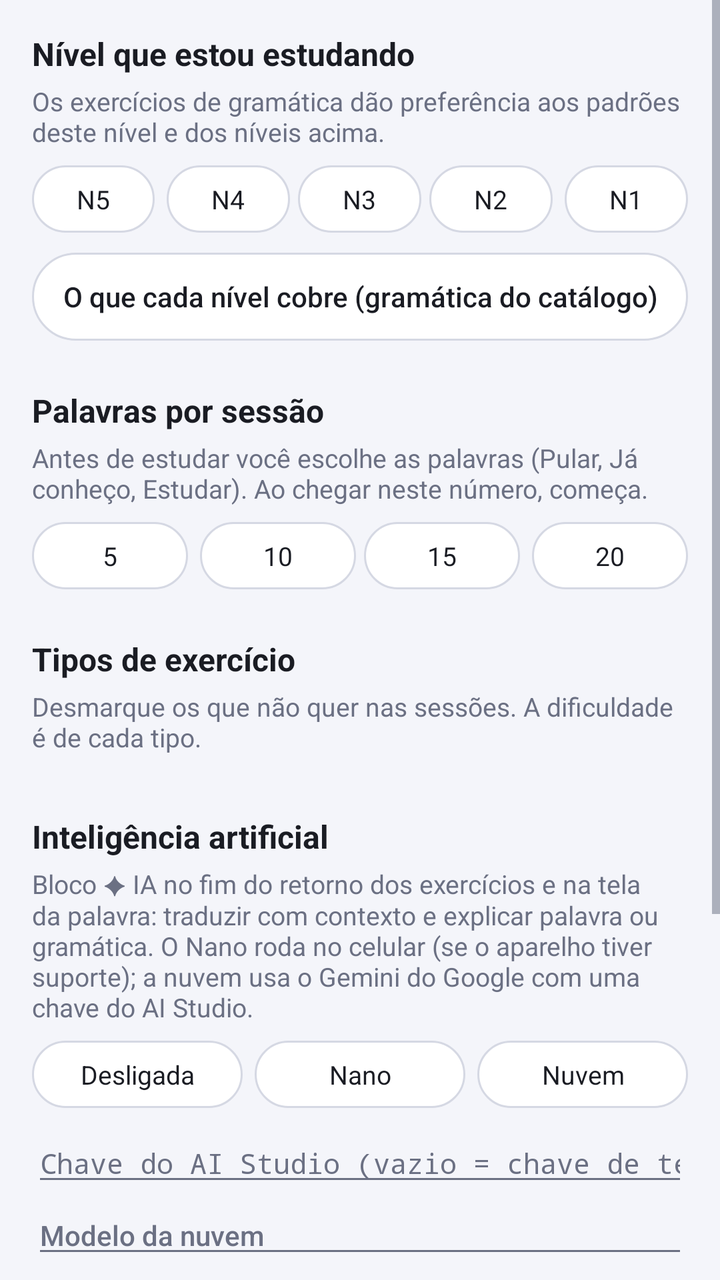
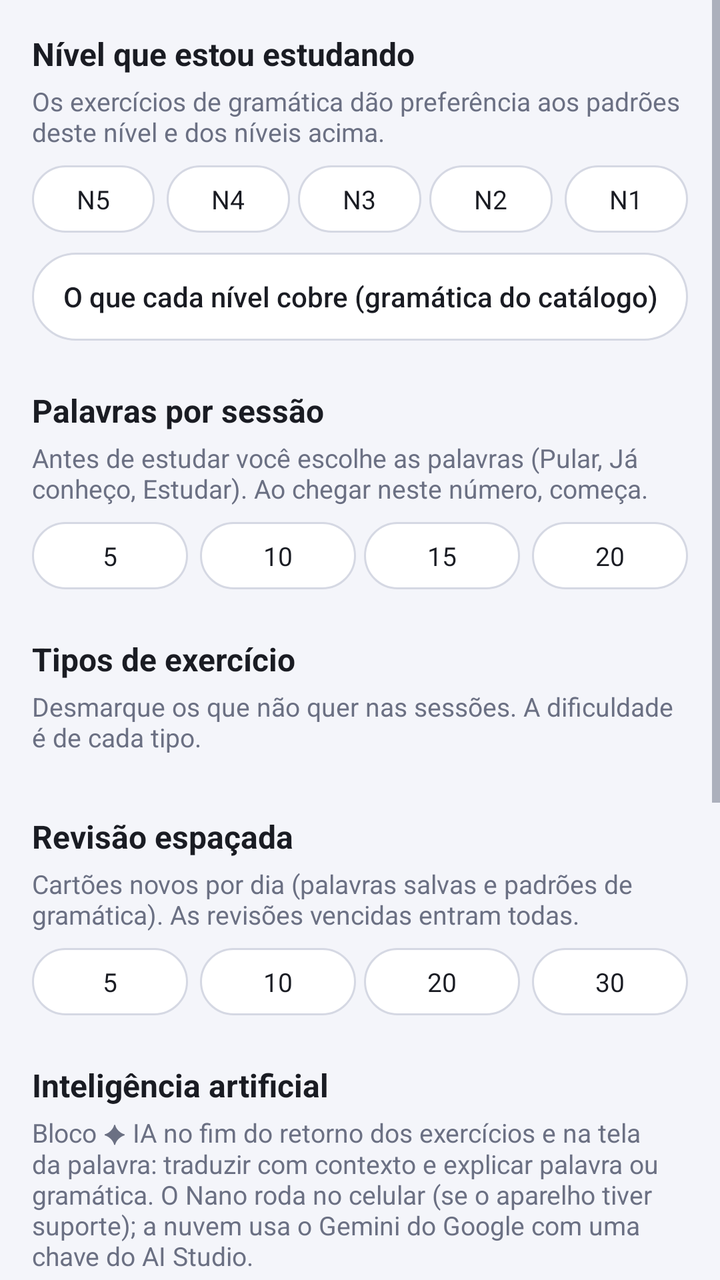

Two renders of the same Android screen: before a commit and after it. Below are the layout's source before the change and the commit's diff.
<!-- AndroidManifest.xml: application theme Theme.LegendaJP -->
<!-- res/layout/activity_settings.xml -->
<?xml version="1.0" encoding="utf-8"?>
<ScrollView xmlns:android="http://schemas.android.com/apk/res/android"
    android:layout_width="match_parent"
    android:layout_height="match_parent">

    <LinearLayout
        android:layout_width="match_parent"
        android:layout_height="wrap_content"
        android:orientation="vertical"
        android:padding="16dp">

        <TextView
            android:layout_width="match_parent"
            android:layout_height="wrap_content"
            android:text="Nível que estou estudando"
            android:textColor="@color/text"
            android:textSize="16sp"
            android:textStyle="bold" />

        <TextView
            android:layout_width="match_parent"
            android:layout_height="wrap_content"
            android:layout_marginTop="4dp"
            android:text="Os exercícios de gramática dão preferência aos padrões deste nível e dos níveis acima."
            android:textColor="@color/text_secondary"
            android:textSize="13sp" />

        <RadioGroup
            android:id="@+id/levels"
            android:layout_width="match_parent"
            android:layout_height="wrap_content"
            android:layout_marginTop="8dp"
            android:orientation="horizontal">

            <RadioButton android:id="@+id/n5" style="@style/Chip" android:layout_width="0dp" android:layout_height="wrap_content" android:layout_weight="1" android:layout_marginEnd="4dp" android:text="N5" />
            <RadioButton android:id="@+id/n4" style="@style/Chip" android:layout_width="0dp" android:layout_height="wrap_content" android:layout_weight="1" android:layout_marginStart="2dp" android:layout_marginEnd="2dp" android:text="N4" />
            <RadioButton android:id="@+id/n3" style="@style/Chip" android:layout_width="0dp" android:layout_height="wrap_content" android:layout_weight="1" android:layout_marginStart="2dp" android:layout_marginEnd="2dp" android:text="N3" />
            <RadioButton android:id="@+id/n2" style="@style/Chip" android:layout_width="0dp" android:layout_height="wrap_content" android:layout_weight="1" android:layout_marginStart="2dp" android:layout_marginEnd="2dp" android:text="N2" />
            <RadioButton android:id="@+id/n1" style="@style/Chip" android:layout_width="0dp" android:layout_height="wrap_content" android:layout_weight="1" android:layout_marginStart="4dp" android:text="N1" />
        </RadioGroup>

        <Button
            android:id="@+id/btnLevelInfo"
            style="@style/Button.Outline"
            android:layout_width="match_parent"
            android:layout_height="wrap_content"
            android:layout_marginTop="10dp"
            android:text="O que cada nível cobre (gramática do catálogo)" />

        <TextView
            android:layout_width="match_parent"
            android:layout_height="wrap_content"
            android:layout_marginTop="24dp"
            android:text="Palavras por sessão"
            android:textColor="@color/text"
            android:textSize="16sp"
            android:textStyle="bold" />

        <TextView
            android:layout_width="match_parent"
            android:layout_height="wrap_content"
            android:layout_marginTop="4dp"
            android:text="Antes de estudar você escolhe as palavras (Pular, Já conheço, Estudar). Ao chegar neste número, começa."
            android:textColor="@color/text_secondary"
            android:textSize="13sp" />

        <RadioGroup
            android:id="@+id/studyWords"
            android:layout_width="match_parent"
            android:layout_height="wrap_content"
            android:layout_marginTop="8dp"
            android:orientation="horizontal">

            <RadioButton android:id="@+id/w5" style="@style/Chip" android:layout_width="0dp" android:layout_height="wrap_content" android:layout_weight="1" android:layout_marginEnd="4dp" android:text="5" />
            <RadioButton android:id="@+id/w10" style="@style/Chip" android:layout_width="0dp" android:layout_height="wrap_content" android:layout_weight="1" android:layout_marginStart="2dp" android:layout_marginEnd="2dp" android:text="10" />
            <RadioButton android:id="@+id/w15" style="@style/Chip" android:layout_width="0dp" android:layout_height="wrap_content" android:layout_weight="1" android:layout_marginStart="2dp" android:layout_marginEnd="2dp" android:text="15" />
            <RadioButton android:id="@+id/w20" style="@style/Chip" android:layout_width="0dp" android:layout_height="wrap_content" android:layout_weight="1" android:layout_marginStart="4dp" android:text="20" />
        </RadioGroup>

        <TextView
            android:layout_width="match_parent"
            android:layout_height="wrap_content"
            android:layout_marginTop="24dp"
            android:text="Tipos de exercício"
            android:textColor="@color/text"
            android:textSize="16sp"
            android:textStyle="bold" />

        <TextView
            android:layout_width="match_parent"
            android:layout_height="wrap_content"
            android:layout_marginTop="4dp"
            android:text="Desmarque os que não quer nas sessões. A dificuldade é de cada tipo."
            android:textColor="@color/text_secondary"
            android:textSize="13sp" />

        <LinearLayout
            android:id="@+id/kindsBox"
            android:layout_width="match_parent"
            android:layout_height="wrap_content"
            android:layout_marginTop="6dp"
            android:orientation="vertical" />

        <TextView
            android:layout_width="match_parent"
            android:layout_height="wrap_content"
            android:layout_marginTop="24dp"
            android:text="Inteligência artificial"
            android:textColor="@color/text"
            android:textSize="16sp"
            android:textStyle="bold" />

        <TextView
            android:layout_width="match_parent"
            android:layout_height="wrap_content"
            android:layout_marginTop="4dp"
            android:text="Bloco ✦ IA no fim do retorno dos exercícios e na tela da palavra: traduzir com contexto e explicar palavra ou gramática. O Nano roda no celular (se o aparelho tiver suporte); a nuvem usa o Gemini do Google com uma chave do AI Studio."
            android:textColor="@color/text_secondary"
            android:textSize="13sp" />

        <RadioGroup
            android:id="@+id/aiModes"
            android:layout_width="match_parent"
            android:layout_height="wrap_content"
            android:layout_marginTop="8dp"
            android:orientation="horizontal">

            <RadioButton android:id="@+id/aiOff" style="@style/Chip" android:layout_width="0dp" android:layout_height="wrap_content" android:layout_weight="1" android:layout_marginEnd="4dp" android:text="Desligada" />
            <RadioButton android:id="@+id/aiNano" style="@style/Chip" android:layout_width="0dp" android:layout_height="wrap_content" android:layout_weight="1" android:layout_marginStart="2dp" android:layout_marginEnd="2dp" android:text="Nano" />
            <RadioButton android:id="@+id/aiCloud" style="@style/Chip" android:layout_width="0dp" android:layout_height="wrap_content" android:layout_weight="1" android:layout_marginStart="4dp" android:text="Nuvem" />
        </RadioGroup>

        <EditText
            android:id="@+id/geminiKey"
            android:layout_width="match_parent"
            android:layout_height="wrap_content"
            android:layout_marginTop="8dp"
            android:hint="Chave do AI Studio (vazio = chave de teste)"
            android:inputType="textPassword"
            android:singleLine="true"
            android:textColor="@color/text"
            android:textColorHint="@color/text_secondary"
            android:textSize="14sp" />

        <EditText
            android:id="@+id/geminiModel"
            android:layout_width="match_parent"
            android:layout_height="wrap_content"
            android:hint="Modelo da nuvem"
            android:inputType="text"
            android:singleLine="true"
            android:textColor="@color/text"
            android:textColorHint="@color/text_secondary"
            android:textSize="14sp" />

        <Button
            android:id="@+id/btnAiTest"
            style="@style/Button.Outline"
            android:layout_width="match_parent"
            android:layout_height="wrap_content"
            android:layout_marginTop="8dp"
            android:text="Testar a IA" />

        <TextView
            android:id="@+id/aiTestResult"
            android:layout_width="match_parent"
            android:layout_height="wrap_content"
            android:layout_marginTop="6dp"
            android:textColor="@color/text_secondary"
            android:textSize="13sp"
            android:textIsSelectable="true" />

        <TextView
            android:layout_width="match_parent"
            android:layout_height="wrap_content"
            android:layout_marginTop="24dp"
            android:text="Captura"
            android:textColor="@color/text"
            android:textSize="16sp"
            android:textStyle="bold" />

        <Switch
            android:id="@+id/swOverlay"
            android:layout_width="match_parent"
            android:layout_height="wrap_content"
            android:layout_marginTop="8dp"
            android:paddingTop="10dp"
            android:paddingBottom="10dp"
            android:text="Legenda flutuante sobre outros apps"
            android:textColor="@color/text"
            android:textSize="15sp" />

        <Switch
            android:id="@+id/swWav"
            android:layout_width="match_parent"
            android:layout_height="wrap_content"
            android:paddingTop="10dp"
            android:paddingBottom="10dp"
            android:text="Salvar o áudio (.wav) junto da transcrição"
            android:textColor="@color/text"
            android:textSize="15sp" />

        <TextView
            android:layout_width="match_parent"
            android:layout_height="wrap_content"
            android:layout_marginTop="2dp"
            android:text="Sem o áudio não há player nas frases nem nos exercícios."
            android:textColor="@color/text_secondary"
            android:textSize="12sp" />
    </LinearLayout>
</ScrollView>
<!-- resources referenced by this layout -->
<resources>
  <color name="text">#1A1C23</color>
  <color name="text_secondary">#6B7083</color>
  <style name="Chip" parent="@android:style/Widget.DeviceDefault.CompoundButton.RadioButton">
          <item name="android:button">@null</item>
          <item name="android:background">@drawable/bg_chip</item>
          <item name="android:textColor">@color/chip_text</item>
          <item name="android:textSize">13sp</item>
          <item name="android:maxLines">1</item>
          <item name="android:autoSizeTextType">uniform</item>
          <item name="android:autoSizeMinTextSize">9sp</item>
          <item name="android:autoSizeMaxTextSize">13sp</item>
          <item name="android:gravity">center</item>
          <item name="android:paddingTop">8dp</item>
          <item name="android:paddingBottom">8dp</item>
          <item name="android:paddingStart">10dp</item>
          <item name="android:paddingEnd">10dp</item>
      </style>
  <style name="Theme.LegendaJP" parent="@android:style/Theme.DeviceDefault.DayNight">
          <item name="android:colorPrimary">@color/primary</item>
          <item name="android:colorAccent">@color/accent</item>
          <item name="android:windowBackground">@color/background</item>
          <item name="android:statusBarColor">@color/background</item>
          <item name="android:navigationBarColor">@color/background</item>
          <item name="android:windowLightStatusBar">true</item>
          <item name="android:windowLightNavigationBar">true</item>
          <item name="android:textColorPrimary">@color/text</item>
          <item name="android:textColorSecondary">@color/text_secondary</item>
          <item name="android:actionBarStyle">@style/LegendaJP.ActionBar</item>
      </style>
  <!-- drawable bg_button_outline (drawable) -->
  <?xml version="1.0" encoding="utf-8"?>
  <ripple xmlns:android="http://schemas.android.com/apk/res/android" android:color="@color/accent_soft">
      <item>
          <shape android:shape="rectangle">
              <solid android:color="@color/card" />
              <stroke android:width="1dp" android:color="@color/outline" />
              <corners android:radius="22dp" />
          </shape>
      </item>
  </ripple>
  <!-- drawable bg_chip (drawable) -->
  <?xml version="1.0" encoding="utf-8"?>
  <selector xmlns:android="http://schemas.android.com/apk/res/android">
      <item android:state_checked="true">
          <shape android:shape="rectangle">
              <solid android:color="@color/accent" />
              <corners android:radius="20dp" />
          </shape>
      </item>
      <item>
          <shape android:shape="rectangle">
              <solid android:color="@color/card" />
              <stroke android:width="1dp" android:color="@color/outline" />
              <corners android:radius="20dp" />
          </shape>
      </item>
  </selector>
  <color name="primary">#1E2A5A</color>
  <color name="accent">#3D5AFE</color>
  <color name="background">#F4F5FA</color>
  <style name="LegendaJP.ActionBar" parent="@android:style/Widget.DeviceDefault.ActionBar.Solid">
          <item name="android:background">@color/background</item>
          <item name="android:elevation">0dp</item>
          <item name="android:titleTextStyle">@style/LegendaJP.ActionBar.Title</item>
      </style>
  <color name="accent_soft">#2A3D5AFE</color>
  <color name="card">#FFFFFF</color>
  <color name="outline">#D5D8E3</color>
  <style name="LegendaJP.ActionBar.Title" parent="@android:style/TextAppearance.DeviceDefault.Widget.ActionBar.Title">
          <item name="android:textColor">@color/text</item>
          <item name="android:textStyle">bold</item>
      </style>
  <!-- unchanged entries left out for length: 1 -->
</resources>

<!-- the commit's change to res/layout/activity_settings.xml (unified diff, before → after) -->
@@ -105,6 +105,36 @@
             android:layout_width="match_parent"
             android:layout_height="wrap_content"
             android:layout_marginTop="24dp"
+            android:text="Revisão espaçada"
+            android:textColor="@color/text"
+            android:textSize="16sp"
+            android:textStyle="bold" />
+
+        <TextView
+            android:layout_width="match_parent"
+            android:layout_height="wrap_content"
+            android:layout_marginTop="4dp"
+            android:text="Cartões novos por dia (palavras salvas e padrões de gramática). As revisões vencidas entram todas."
+            android:textColor="@color/text_secondary"
+            android:textSize="13sp" />
+
+        <RadioGroup
+            android:id="@+id/newPerDay"
+            android:layout_width="match_parent"
+            android:layout_height="wrap_content"
+            android:layout_marginTop="8dp"
+            android:orientation="horizontal">
+
+            <RadioButton android:id="@+id/np5" style="@style/Chip" android:layout_width="0dp" android:layout_height="wrap_content" android:layout_weight="1" android:layout_marginEnd="4dp" android:text="5" />
+            <RadioButton android:id="@+id/np10" style="@style/Chip" android:layout_width="0dp" android:layout_height="wrap_content" android:layout_weight="1" android:layout_marginStart="2dp" android:layout_marginEnd="2dp" android:text="10" />
+            <RadioButton android:id="@+id/np20" style="@style/Chip" android:layout_width="0dp" android:layout_height="wrap_content" android:layout_weight="1" android:layout_marginStart="2dp" android:layout_marginEnd="2dp" android:text="20" />
+            <RadioButton android:id="@+id/np30" style="@style/Chip" android:layout_width="0dp" android:layout_height="wrap_content" android:layout_weight="1" android:layout_marginStart="4dp" android:text="30" />
+        </RadioGroup>
+
+        <TextView
+            android:layout_width="match_parent"
+            android:layout_height="wrap_content"
+            android:layout_marginTop="24dp"
             android:text="Inteligência artificial"
             android:textColor="@color/text"
             android:textSize="16sp"
